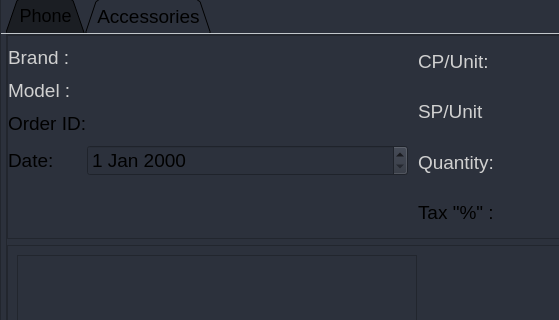
kusiLaw/laky-phone-POS, file gui/uis/pages/main_pages.ui: the form before one commit; both pictures show x 0 to 559 and y 95 to 415 of the 1169 by 770 pixel window.
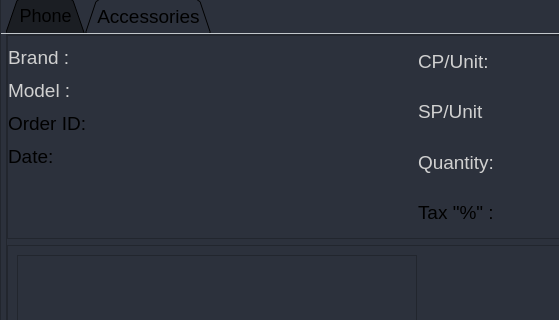
The form after the commit.

```diff
--- a/gui/uis/pages/main_pages.ui
+++ b/gui/uis/pages/main_pages.ui
@@ -3150,9 +3150,6 @@
                               <property name="bottomMargin">
                                <number>0</number>
                               </property>
-                              <item>
-                               <widget class="QDateEdit" name="dateEdit_2"/>
-                              </item>
                              </layout>
                             </widget>
                            </item>
```
Left out of the diff: 8 changed lines with no effect on the pictures.
